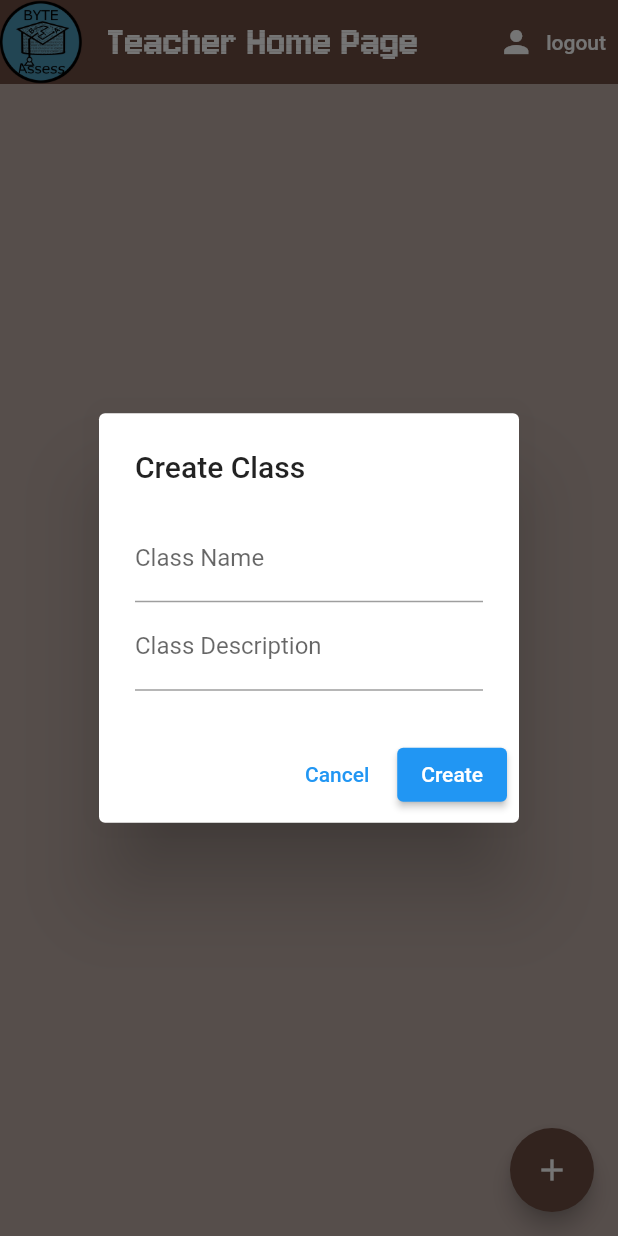
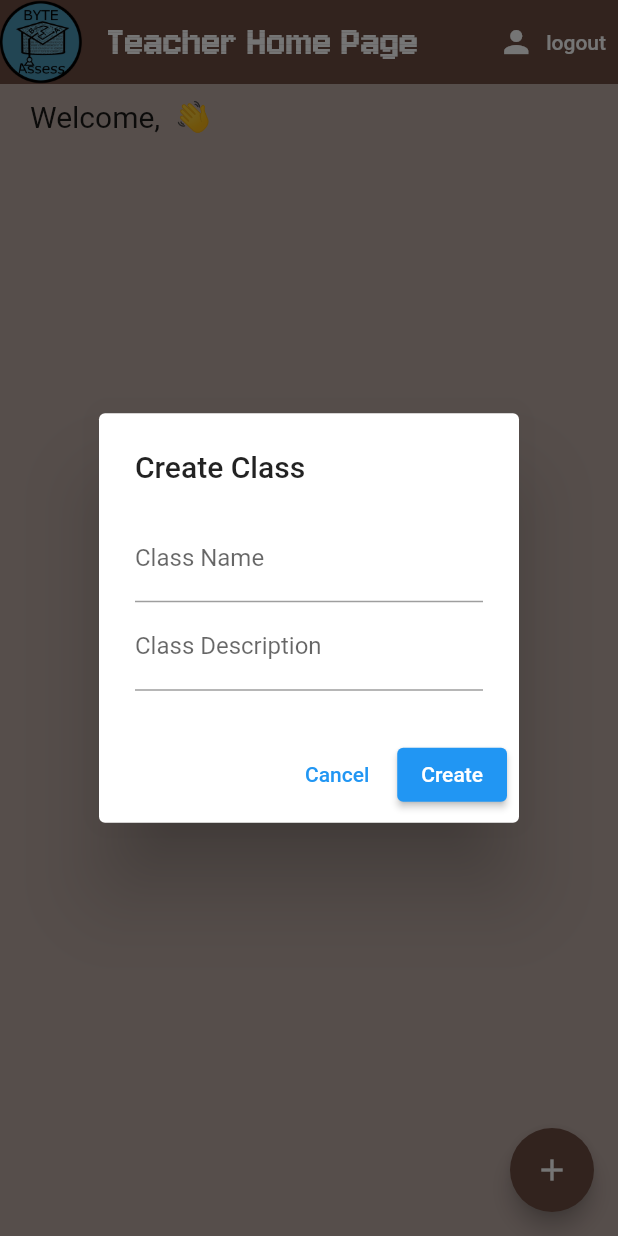
Before and after one commit to BadCodingGuy/final_year_project, a Flutter app: the TeacherHome screen opened directly, after a tap on the "add" icon, on a phone screen of 412 x 824 dp. Run offline on Flutter 3.47's test engine with Material 2 defaults, Android fonts, the phone set to English and light mode, and no system bars; our stand-ins replace audioplayers, chewie, cloud_firestore, confetti, firebase_auth, firebase_core and 4 more; missing offline and left inert: flutter_timer_countdown; accounts and stored records are empty.

Commit message:
teacher welcome

```diff
--- a/lib/Screens/Home/teacher_home.dart
+++ b/lib/Screens/Home/teacher_home.dart
@@ -1,7 +1,7 @@
 import 'dart:math';
 import 'package:cloud_firestore/cloud_firestore.dart';
+import 'package:firebase_auth/firebase_auth.dart';
 import 'package:flutter/material.dart';
-
 import '../../Services/teacher_auth.dart';
 import '../Student pages/traffic_lights.dart';
 import '../Teacher pages/class_confidence.dart';
@@ -55,47 +55,38 @@ class RandomStudentSelection extends StatelessWidget {
 class TeacherHome extends StatelessWidget {
   final TeacherAuthService _auth = TeacherAuthService();
 
-  void _openClassCreationForm(BuildContext context) {
-    showDialog(
-      context: context,
-      builder: (BuildContext context) {
-        return TeacherClassCreationForm();
-      },
-    );
+  // Function to print current user details
+  void printCurrentUserDetails() async {
+    try {
+      User? currentUser = await _auth.getCurrentUser();
+      if (currentUser != null) {
+        DocumentSnapshot teacherDoc = await FirebaseFirestore.instance.collection('Teachers').doc(currentUser.uid).get();
+        if (teacherDoc.exists) {
+          String teacherName = teacherDoc['name'];
+          print('User ID: ${currentUser.uid}');
+          print('Email: ${currentUser.email}');
+          print('Teacher Name: $teacherName');
+        } else {
+          print('No teacher document found for user ID: ${currentUser.uid}');
         }
-
-  // Inside TeacherHome class or a utility file
-  Future<String?> getClassCodeByStudentName(String studentName) async {
-    try {
-      QuerySnapshot querySnapshot = await FirebaseFirestore.instance
-          .collection('classes')
-          .get();
-
-      for (QueryDocumentSnapshot doc in querySnapshot.docs) {
-        Map<String, dynamic> data = doc.data() as Map<String, dynamic>;
-        List<String> students = List<String>.from(data['students'] ?? []);
-
-        if (students.contains(studentName)) {
-          return data['classCode']?.toString();
+      } else {
+        print('No user is currently logged in.');
+      }
+    } catch (error) {
+      print('Error printing current user details: $error');
     }
   }
 
-      // If the student's name is not found in any class, return null
-      return null;
-    } catch (error) {
-      print('Error getting classCode by student name: $error');
-      return null;
-    }
-  }
-
-
-
   @override
   Widget build(BuildContext context) {
+    // Call the function to print current user details
+    printCurrentUserDetails();
+
     return Scaffold(
       backgroundColor: Colors.brown[200],
       appBar: AppBar(
-        title: Text('Teacher Home Page',
+        title: Text(
+          'Teacher Home Page',
           style: TextStyle(
             fontFamily: 'Jersey 10', // Use your font family name here
             fontSize: 30,
@@ -105,7 +96,7 @@ class TeacherHome extends StatelessWidget {
           onTap: () {
             Navigator.push(
               context,
-              MaterialPageRoute(builder: (context) => Sell()),  // Navigate to Sell page
+              MaterialPageRoute(builder: (context) => Sell()), // Navigate to Sell page
             );
           },
           child: Image.asset('assets/logo.png', height: 40, width: 40), // Replace with your logo path
@@ -130,8 +121,43 @@ class TeacherHome extends StatelessWidget {
           ),
         ],
       ),
-
-      body: StreamBuilder(
+      body: Column(
+        crossAxisAlignment: CrossAxisAlignment.stretch,
+        children: [
+          Container(
+            color: Colors.brown[200], // Set background color to brown[200]
+            padding: EdgeInsets.symmetric(vertical: 10, horizontal: 20),
+            child: FutureBuilder<User?>(
+              future: Future.value(_auth.getCurrentUser()),
+              builder: (context, AsyncSnapshot<User?> snapshot) {
+                if (snapshot.connectionState == ConnectionState.waiting) {
+                  return CircularProgressIndicator();
+                }
+                if (snapshot.hasData && snapshot.data != null) {
+                  return FutureBuilder<DocumentSnapshot>(
+                    future: FirebaseFirestore.instance.collection('Teachers').doc(snapshot.data!.uid).get(),
+                    builder: (context, AsyncSnapshot<DocumentSnapshot> snapshot) {
+                      if (snapshot.connectionState == ConnectionState.waiting) {
+                        return CircularProgressIndicator();
+                      }
+                      if (snapshot.hasData && snapshot.data != null) {
+                        return Text(
+                          'Welcome, ${snapshot.data!['name']} 👋', // Added waving hand emoji
+                          style: TextStyle(
+                            fontSize: 20,
+                          ),
+                        );
+                      }
+                      return Text('Unknown');
+                    },
+                  );
+                }
+                return Text('Unknown');
+              },
+            ),
+          ),
+          Expanded(
+            child: StreamBuilder(
               stream: FirebaseFirestore.instance.collection('classes').snapshots(),
               builder: (BuildContext context, AsyncSnapshot<QuerySnapshot> snapshot) {
                 if (snapshot.connectionState == ConnectionState.waiting) {
@@ -289,12 +315,23 @@ class TeacherHome extends StatelessWidget {
                 );
               },
             ),
+          ),
+        ],
+      ),
       floatingActionButton: FloatingActionButton(
         onPressed: () => _openClassCreationForm(context),
         child: Icon(Icons.add),
         backgroundColor: Colors.brown[600],
-
       ),
     );
   }
+
+  void _openClassCreationForm(BuildContext context) {
+    showDialog(
+      context: context,
+      builder: (BuildContext context) {
+        return TeacherClassCreationForm();
+      },
+    );
   }
+}
```
Lines whose indentation alone changed are shown as unchanged.
